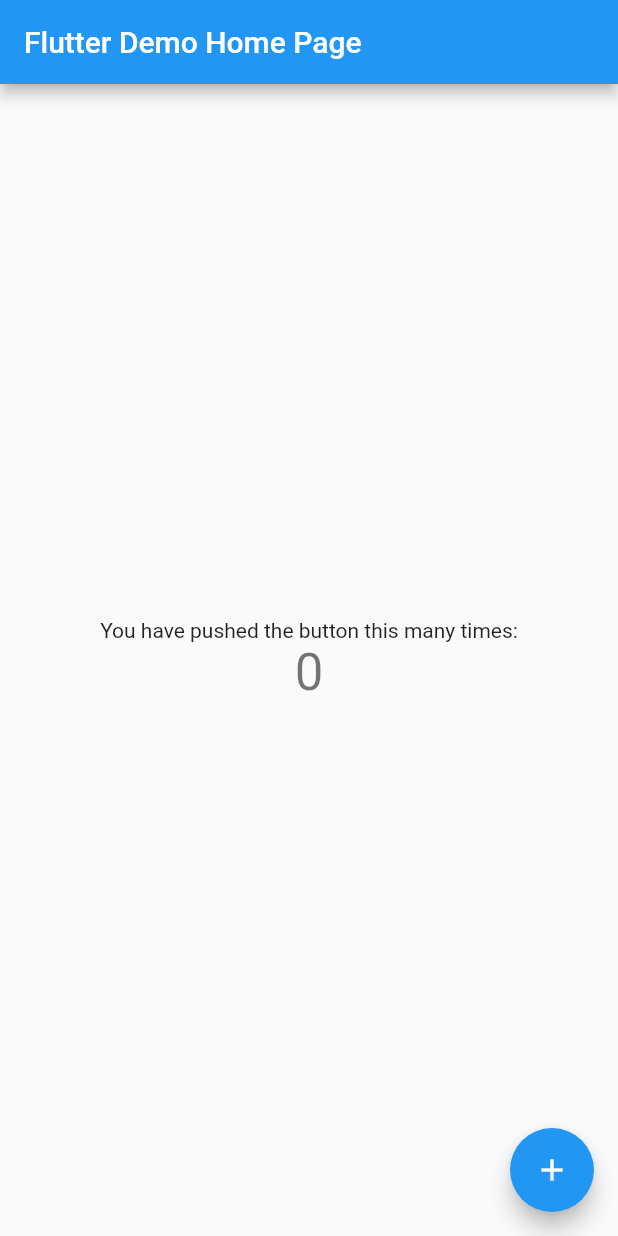
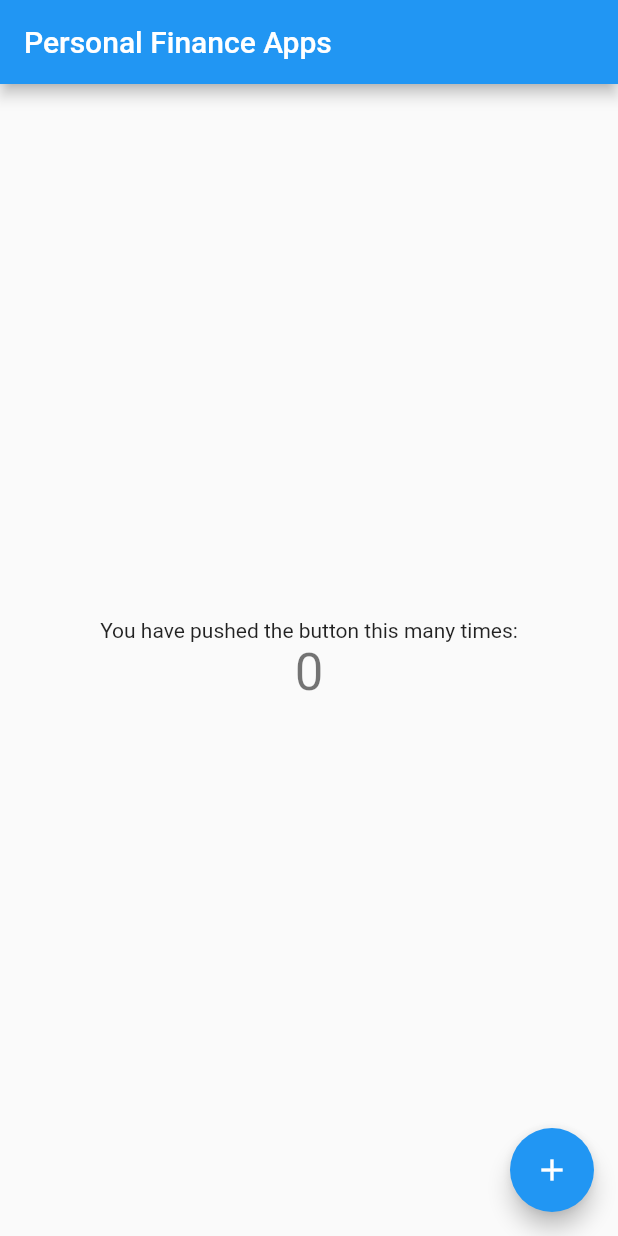
Before and after one commit to zhenyong25/personal-financial-app, a Flutter app: the screen it shows after launch, on a phone screen of 412 x 824 dp. Run offline on Flutter 3.47's test engine with Material 2 defaults, Android fonts, the phone set to English and light mode, and no system bars.

Commit message:
Project Initialization

```diff
--- a/lib/main.dart
+++ b/lib/main.dart
@@ -11,7 +11,7 @@ class MyApp extends StatelessWidget {
   @override
   Widget build(BuildContext context) {
     return MaterialApp(
-      title: 'Flutter Demo',
+      title: 'Hot Reload Works',
       theme: ThemeData(
           // This is the theme of your application.
           //
@@ -22,9 +22,8 @@ class MyApp extends StatelessWidget {
           // or simply save your changes to "hot reload" in a Flutter IDE).
           // Notice that the counter didn't reset back to zero; the application
           // is not restarted.
-        primarySwatch: Colors.blue,
           ),
-      home: const MyHomePage(title: 'Flutter Demo Home Page'),
+      home: const MyHomePage(title: 'Personal Finance Apps'),
     );
   }
 }
@@ -77,7 +76,7 @@ class _MyHomePageState extends State<MyHomePage> {
       ),
       body: Center(
         // Center is a layout widget. It takes a single child and positions it
-        // in the middle of the parent.
+        // in the middle of the parentr.
         child: Column(
           // Column is also a layout widget. It takes a list of children and
           // arranges them vertically. By default, it sizes itself to fit its
```
Lines whose indentation alone changed are shown as unchanged.
